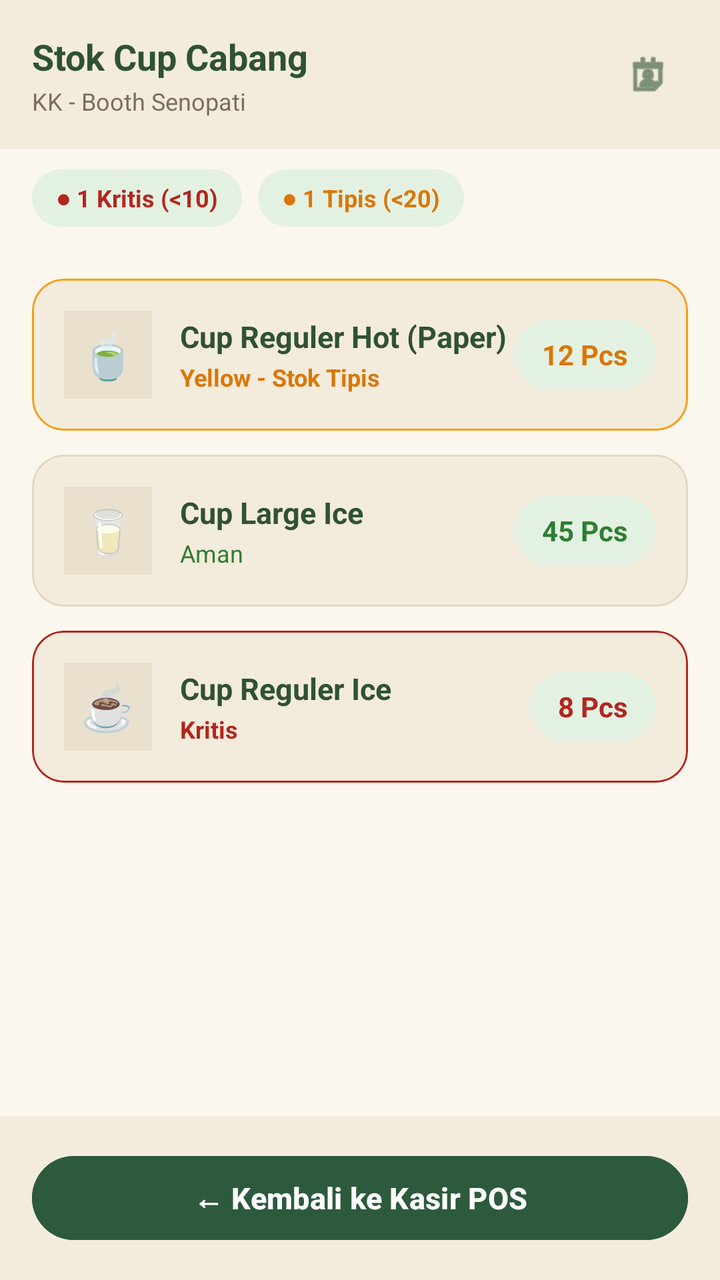
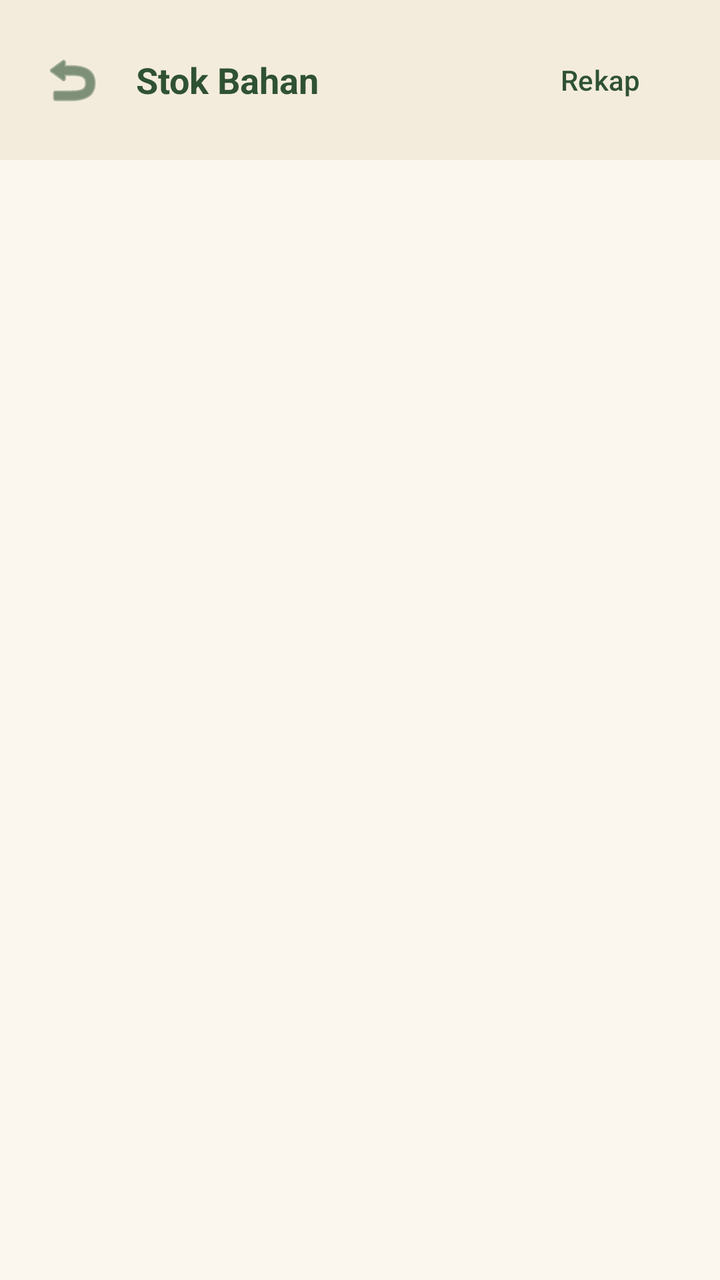

Two renders of the same Android screen: before a commit and after it. Below are the layout's source before the change and the commit's diff.
<!-- AndroidManifest.xml: application theme Theme.Machaindo -->
<!-- res/layout/activity_stok.xml -->
<?xml version="1.0" encoding="utf-8"?>
<LinearLayout xmlns:android="http://schemas.android.com/apk/res/android"
    xmlns:app="http://schemas.android.com/apk/res-auto"
    android:layout_width="match_parent"
    android:layout_height="match_parent"
    android:background="@color/cream_bg"
    android:fitsSystemWindows="true"
    android:orientation="vertical">

    <LinearLayout
        android:layout_width="match_parent"
        android:layout_height="wrap_content"
        android:background="@color/cream_header"
        android:gravity="center_vertical"
        android:orientation="horizontal"
        android:padding="16dp">

        <LinearLayout
            android:layout_width="0dp"
            android:layout_height="wrap_content"
            android:layout_weight="1"
            android:orientation="vertical">

            <TextView
                android:layout_width="wrap_content"
                android:layout_height="wrap_content"
                android:text="Stok Cup Cabang"
                android:textColor="@color/green_dark"
                android:textSize="18sp"
                android:textStyle="bold" />

            <TextView
                android:id="@+id/tvBoothStok"
                android:layout_width="wrap_content"
                android:layout_height="wrap_content"
                android:layout_marginTop="2dp"
                android:text="KK - Booth Senopati"
                android:textColor="@color/text_secondary"
                android:textSize="12sp" />
        </LinearLayout>

        <ImageView
            android:id="@+id/btnRekapShortcut"
            android:layout_width="40dp"
            android:layout_height="40dp"
            android:background="?attr/selectableItemBackgroundBorderless"
            android:contentDescription="Rekap"
            android:padding="8dp"
            android:src="@android:drawable/ic_menu_my_calendar"
            app:tint="@color/green_dark" />
    </LinearLayout>

    <LinearLayout
        android:layout_width="match_parent"
        android:layout_height="wrap_content"
        android:orientation="horizontal"
        android:paddingHorizontal="16dp"
        android:paddingVertical="10dp">

        <TextView
            android:layout_width="wrap_content"
            android:layout_height="wrap_content"
            android:background="@drawable/bg_online_badge"
            android:paddingHorizontal="12dp"
            android:paddingVertical="6dp"
            android:text="● 1 Kritis (&lt;10)"
            android:textColor="#B3261E"
            android:textSize="12sp"
            android:textStyle="bold" />

        <TextView
            android:layout_width="wrap_content"
            android:layout_height="wrap_content"
            android:layout_marginStart="8dp"
            android:background="@drawable/bg_online_badge"
            android:paddingHorizontal="12dp"
            android:paddingVertical="6dp"
            android:text="● 1 Tipis (&lt;20)"
            android:textColor="#D97706"
            android:textSize="12sp"
            android:textStyle="bold" />
    </LinearLayout>

    <ScrollView
        android:layout_width="match_parent"
        android:layout_height="0dp"
        android:layout_weight="1"
        android:padding="16dp">

        <LinearLayout
            android:layout_width="match_parent"
            android:layout_height="wrap_content"
            android:orientation="vertical">

            <com.google.android.material.card.MaterialCardView
                android:layout_width="match_parent"
                android:layout_height="wrap_content"
                android:layout_marginBottom="12dp"
                app:cardBackgroundColor="@color/card_bg"
                app:cardCornerRadius="16dp"
                app:cardElevation="0dp"
                app:strokeColor="#F59E0B"
                app:strokeWidth="1dp">

                <LinearLayout
                    android:layout_width="match_parent"
                    android:layout_height="wrap_content"
                    android:gravity="center_vertical"
                    android:orientation="horizontal"
                    android:padding="16dp">

                    <TextView
                        android:layout_width="44dp"
                        android:layout_height="44dp"
                        android:background="@color/placeholder_bg"
                        android:gravity="center"
                        android:text="🍵"
                        android:textSize="22sp" />

                    <LinearLayout
                        android:layout_width="0dp"
                        android:layout_height="wrap_content"
                        android:layout_marginStart="14dp"
                        android:layout_weight="1"
                        android:orientation="vertical">

                        <TextView
                            android:layout_width="wrap_content"
                            android:layout_height="wrap_content"
                            android:text="Cup Reguler Hot (Paper)"
                            android:textColor="@color/green_dark"
                            android:textSize="15sp"
                            android:textStyle="bold" />

                        <TextView
                            android:layout_width="wrap_content"
                            android:layout_height="wrap_content"
                            android:layout_marginTop="2dp"
                            android:text="Yellow - Stok Tipis"
                            android:textColor="#D97706"
                            android:textSize="12sp"
                            android:textStyle="bold" />
                    </LinearLayout>

                    <TextView
                        android:layout_width="wrap_content"
                        android:layout_height="wrap_content"
                        android:background="@drawable/bg_online_badge"
                        android:paddingHorizontal="14dp"
                        android:paddingVertical="8dp"
                        android:text="12 Pcs"
                        android:textColor="#D97706"
                        android:textSize="14sp"
                        android:textStyle="bold" />
                </LinearLayout>
            </com.google.android.material.card.MaterialCardView>

            <com.google.android.material.card.MaterialCardView
                android:layout_width="match_parent"
                android:layout_height="wrap_content"
                android:layout_marginBottom="12dp"
                app:cardBackgroundColor="@color/card_bg"
                app:cardCornerRadius="16dp"
                app:cardElevation="0dp"
                app:strokeColor="@color/card_stroke"
                app:strokeWidth="1dp">

                <LinearLayout
                    android:layout_width="match_parent"
                    android:layout_height="wrap_content"
                    android:gravity="center_vertical"
                    android:orientation="horizontal"
                    android:padding="16dp">

                    <TextView
                        android:layout_width="44dp"
                        android:layout_height="44dp"
                        android:background="@color/placeholder_bg"
                        android:gravity="center"
                        android:text="🥛"
                        android:textSize="22sp" />

                    <LinearLayout
                        android:layout_width="0dp"
                        android:layout_height="wrap_content"
                        android:layout_marginStart="14dp"
                        android:layout_weight="1"
                        android:orientation="vertical">

                        <TextView
                            android:layout_width="wrap_content"
                            android:layout_height="wrap_content"
                            android:text="Cup Large Ice"
                            android:textColor="@color/green_dark"
                            android:textSize="15sp"
                            android:textStyle="bold" />

                        <TextView
                            android:layout_width="wrap_content"
                            android:layout_height="wrap_content"
                            android:layout_marginTop="2dp"
                            android:text="Aman"
                            android:textColor="@color/online_text"
                            android:textSize="12sp" />
                    </LinearLayout>

                    <TextView
                        android:layout_width="wrap_content"
                        android:layout_height="wrap_content"
                        android:background="@drawable/bg_online_badge"
                        android:paddingHorizontal="14dp"
                        android:paddingVertical="8dp"
                        android:text="45 Pcs"
                        android:textColor="@color/online_text"
                        android:textSize="14sp"
                        android:textStyle="bold" />
                </LinearLayout>
            </com.google.android.material.card.MaterialCardView>

            <com.google.android.material.card.MaterialCardView
                android:layout_width="match_parent"
                android:layout_height="wrap_content"
                android:layout_marginBottom="12dp"
                app:cardBackgroundColor="@color/card_bg"
                app:cardCornerRadius="16dp"
                app:cardElevation="0dp"
                app:strokeColor="#B3261E"
                app:strokeWidth="1dp">

                <LinearLayout
                    android:layout_width="match_parent"
                    android:layout_height="wrap_content"
                    android:gravity="center_vertical"
                    android:orientation="horizontal"
                    android:padding="16dp">

                    <TextView
                        android:layout_width="44dp"
                        android:layout_height="44dp"
                        android:background="@color/placeholder_bg"
                        android:gravity="center"
                        android:text="☕"
                        android:textSize="22sp" />

                    <LinearLayout
                        android:layout_width="0dp"
                        android:layout_height="wrap_content"
                        android:layout_marginStart="14dp"
                        android:layout_weight="1"
                        android:orientation="vertical">

                        <TextView
                            android:layout_width="wrap_content"
                            android:layout_height="wrap_content"
                            android:text="Cup Reguler Ice"
                            android:textColor="@color/green_dark"
                            android:textSize="15sp"
                            android:textStyle="bold" />

                        <TextView
                            android:layout_width="wrap_content"
                            android:layout_height="wrap_content"
                            android:layout_marginTop="2dp"
                            android:text="Kritis"
                            android:textColor="#B3261E"
                            android:textSize="12sp"
                            android:textStyle="bold" />
                    </LinearLayout>

                    <TextView
                        android:layout_width="wrap_content"
                        android:layout_height="wrap_content"
                        android:background="@drawable/bg_online_badge"
                        android:paddingHorizontal="14dp"
                        android:paddingVertical="8dp"
                        android:text="8 Pcs"
                        android:textColor="#B3261E"
                        android:textSize="14sp"
                        android:textStyle="bold" />
                </LinearLayout>
            </com.google.android.material.card.MaterialCardView>

        </LinearLayout>
    </ScrollView>

    <LinearLayout
        android:layout_width="match_parent"
        android:layout_height="wrap_content"
        android:background="@color/cream_header"
        android:padding="16dp">

        <Button
            android:id="@+id/btnBackToKasir"
            android:layout_width="match_parent"
            android:layout_height="50dp"
            android:backgroundTint="@color/matcha_green"
            android:text="← Kembali ke Kasir POS"
            android:textAllCaps="false"
            android:textColor="@color/white"
            android:textSize="15sp"
            android:textStyle="bold" />
    </LinearLayout>

</LinearLayout>
<!-- resources referenced by this layout -->
<resources>
  <color name="card_bg">#F3EBDC</color>
  <color name="card_stroke">#E3D8C0</color>
  <color name="cream_bg">#FBF7EE</color>
  <color name="cream_header">#F3ECDD</color>
  <color name="green_dark">#2F5233</color>
  <color name="matcha_green">#FF2D5A3D</color>
  <color name="online_text">#2E7D32</color>
  <color name="placeholder_bg">#E9E1CD</color>
  <color name="text_secondary">#7A6F5C</color>
  <color name="white">#FFFFFFFF</color>
  <!-- drawable bg_online_badge (drawable) -->
  <shape xmlns:android="http://schemas.android.com/apk/res/android" android:shape="rectangle">
      <solid android:color="@color/online_bg"/>
      <corners android:radius="20dp"/>
  </shape>
  <style name="Theme.Machaindo" parent="Theme.Material3.Light.NoActionBar">
          <item name="colorPrimary">@color/green_dark</item>
          <item name="android:statusBarColor">@color/cream_header</item>
          <item name="android:windowLightStatusBar">true</item>
      </style>
  <color name="online_bg">#E3F1E2</color>
</resources>

<!-- the commit's change to res/layout/activity_stok.xml (unified diff, before → after) -->
@@ -7,6 +7,7 @@
     android:fitsSystemWindows="true"
     android:orientation="vertical">
 
+    
     <LinearLayout
         android:layout_width="match_parent"
         android:layout_height="wrap_content"
@@ -15,290 +16,79 @@
         android:orientation="horizontal"
         android:padding="16dp">
 
+        <ImageButton
+            android:id="@+id/btnBackToKasir"
+            android:layout_width="40dp"
+            android:layout_height="40dp"
+            android:background="?attr/selectableItemBackgroundBorderless"
+            android:contentDescription="Kembali"
+            android:src="@android:drawable/ic_menu_revert"
+            app:tint="@color/green_dark" />
+
         <LinearLayout
             android:layout_width="0dp"
             android:layout_height="wrap_content"
+            android:layout_marginStart="12dp"
             android:layout_weight="1"
             android:orientation="vertical">
 
             <TextView
                 android:layout_width="wrap_content"
                 android:layout_height="wrap_content"
-                android:text="Stok Cup Cabang"
+                android:text="Stok Bahan"
                 android:textColor="@color/green_dark"
                 android:textSize="18sp"
                 android:textStyle="bold" />
 
             <TextView
-                android:id="@+id/tvBoothStok"
+                android:id="@+id/tvRingkasan"
                 android:layout_width="wrap_content"
                 android:layout_height="wrap_content"
-                android:layout_marginTop="2dp"
-                android:text="KK - Booth Senopati"
                 android:textColor="@color/text_secondary"
-                android:textSize="12sp" />
+                android:textSize="12sp"
+                android:visibility="gone" />
         </LinearLayout>
 
-        <ImageView
+        <Button
             android:id="@+id/btnRekapShortcut"
-            android:layout_width="40dp"
-            android:layout_height="40dp"
-            android:background="?attr/selectableItemBackgroundBorderless"
-            android:contentDescription="Rekap"
-            android:padding="8dp"
-            android:src="@android:drawable/ic_menu_my_calendar"
-            app:tint="@color/green_dark" />
+            style="@style/Widget.Material3.Button.TextButton"
+            android:layout_width="wrap_content"
+            android:layout_height="wrap_content"
+            android:text="Rekap"
+            android:textColor="@color/green_dark" />
     </LinearLayout>
 
-    <LinearLayout
+    
+    <FrameLayout
         android:layout_width="match_parent"
-        android:layout_height="wrap_content"
-        android:orientation="horizontal"
-        android:paddingHorizontal="16dp"
-        android:paddingVertical="10dp">
+        android:layout_height="0dp"
+        android:layout_weight="1">
+
+        <androidx.recyclerview.widget.RecyclerView
+            android:id="@+id/rvStok"
+            android:layout_width="match_parent"
+            android:layout_height="match_parent"
+            android:clipToPadding="false"
+            android:paddingVertical="8dp" />
+
+        <ProgressBar
+            android:id="@+id/progressStok"
+            android:layout_width="wrap_content"
+            android:layout_height="wrap_content"
+            android:layout_gravity="center"
+            android:visibility="gone" />
 
         <TextView
+            android:id="@+id/tvStokEmpty"
             android:layout_width="wrap_content"
             android:layout_height="wrap_content"
-            android:background="@drawable/bg_online_badge"
-            android:paddingHorizontal="12dp"
-            android:paddingVertical="6dp"
-            android:text="● 1 Kritis (&lt;10)"
-            android:textColor="#B3261E"
-            android:textSize="12sp"
-            android:textStyle="bold" />
+            android:layout_gravity="center"
+            android:gravity="center"
+            android:padding="24dp"
+            android:textColor="@color/matcha_muted"
+            android:textSize="14sp"
+            android:visibility="gone" />
 
-        <TextView
-            android:layout_width="wrap_content"
-            android:layout_height="wrap_content"
-            android:layout_marginStart="8dp"
-            android:background="@drawable/bg_online_badge"
-            android:paddingHorizontal="12dp"
-            android:paddingVertical="6dp"
-            android:text="● 1 Tipis (&lt;20)"
-            android:textColor="#D97706"
-            android:textSize="12sp"
-            android:textStyle="bold" />
-    </LinearLayout>
-
-    <ScrollView
-        android:layout_width="match_parent"
-        android:layout_height="0dp"
-        android:layout_weight="1"
-        android:padding="16dp">
-
-        <LinearLayout
-            android:layout_width="match_parent"
-            android:layout_height="wrap_content"
-            android:orientation="vertical">
-
-            <com.google.android.material.card.MaterialCardView
-                android:layout_width="match_parent"
-                android:layout_height="wrap_content"
-                android:layout_marginBottom="12dp"
-                app:cardBackgroundColor="@color/card_bg"
-                app:cardCornerRadius="16dp"
-                app:cardElevation="0dp"
-                app:strokeColor="#F59E0B"
-                app:strokeWidth="1dp">
-
-                <LinearLayout
-                    android:layout_width="match_parent"
-                    android:layout_height="wrap_content"
-                    android:gravity="center_vertical"
-                    android:orientation="horizontal"
-                    android:padding="16dp">
-
-                    <TextView
-                        android:layout_width="44dp"
-                        android:layout_height="44dp"
-                        android:background="@color/placeholder_bg"
-                        android:gravity="center"
-                        android:text="🍵"
-                        android:textSize="22sp" />
-
-                    <LinearLayout
-                        android:layout_width="0dp"
-                        android:layout_height="wrap_content"
-                        android:layout_marginStart="14dp"
-                        android:layout_weight="1"
-                        android:orientation="vertical">
-
-                        <TextView
-                            android:layout_width="wrap_content"
-                            android:layout_height="wrap_content"
-                            android:text="Cup Reguler Hot (Paper)"
-                            android:textColor="@color/green_dark"
-                            android:textSize="15sp"
-                            android:textStyle="bold" />
-
-                        <TextView
-                            android:layout_width="wrap_content"
-                            android:layout_height="wrap_content"
-                            android:layout_marginTop="2dp"
-                            android:text="Yellow - Stok Tipis"
-                            android:textColor="#D97706"
-                            android:textSize="12sp"
-                            android:textStyle="bold" />
-                    </LinearLayout>
-
-                    <TextView
-                        android:layout_width="wrap_content"
-                        android:layout_height="wrap_content"
-                        android:background="@drawable/bg_online_badge"
-                        android:paddingHorizontal="14dp"
-                        android:paddingVertical="8dp"
-                        android:text="12 Pcs"
-                        android:textColor="#D97706"
-                        android:textSize="14sp"
-                        android:textStyle="bold" />
-                </LinearLayout>
-            </com.google.android.material.card.MaterialCardView>
-
-            <com.google.android.material.card.MaterialCardView
-                android:layout_width="match_parent"
-                android:layout_height="wrap_content"
-                android:layout_marginBottom="12dp"
-                app:cardBackgroundColor="@color/card_bg"
-                app:cardCornerRadius="16dp"
-                app:cardElevation="0dp"
-                app:strokeColor="@color/card_stroke"
-                app:strokeWidth="1dp">
-
-                <LinearLayout
-                    android:layout_width="match_parent"
-                    android:layout_height="wrap_content"
-                    android:gravity="center_vertical"
-                    android:orientation="horizontal"
-                    android:padding="16dp">
-
-                    <TextView
-                        android:layout_width="44dp"
-                        android:layout_height="44dp"
-                        android:background="@color/placeholder_bg"
-                        android:gravity="center"
-                        android:text="🥛"
-                        android:textSize="22sp" />
-
-                    <LinearLayout
-                        android:layout_width="0dp"
-                        android:layout_height="wrap_content"
-                        android:layout_marginStart="14dp"
-                        android:layout_weight="1"
-                        android:orientation="vertical">
-
-                        <TextView
-                            android:layout_width="wrap_content"
-                            android:layout_height="wrap_content"
-                            android:text="Cup Large Ice"
-                            android:textColor="@color/green_dark"
-                            android:textSize="15sp"
-                            android:textStyle="bold" />
-
-                        <TextView
-                            android:layout_width="wrap_content"
-                            android:layout_height="wrap_content"
-                            android:layout_marginTop="2dp"
-                            android:text="Aman"
-                            android:textColor="@color/online_text"
-                            android:textSize="12sp" />
-                    </LinearLayout>
-
-                    <TextView
-                        android:layout_width="wrap_content"
-                        android:layout_height="wrap_content"
-                        android:background="@drawable/bg_online_badge"
-                        android:paddingHorizontal="14dp"
-                        android:paddingVertical="8dp"
-                        android:text="45 Pcs"
-                        android:textColor="@color/online_text"
-                        android:textSize="14sp"
-                        android:textStyle="bold" />
-                </LinearLayout>
-            </com.google.android.material.card.MaterialCardView>
-
-            <com.google.android.material.card.MaterialCardView
-                android:layout_width="match_parent"
-                android:layout_height="wrap_content"
-                android:layout_marginBottom="12dp"
-                app:cardBackgroundColor="@color/card_bg"
-                app:cardCornerRadius="16dp"
-                app:cardElevation="0dp"
-                app:strokeColor="#B3261E"
-                app:strokeWidth="1dp">
-
-                <LinearLayout
-                    android:layout_width="match_parent"
-                    android:layout_height="wrap_content"
-                    android:gravity="center_vertical"
-                    android:orientation="horizontal"
-                    android:padding="16dp">
-
-                    <TextView
-                        android:layout_width="44dp"
-                        android:layout_height="44dp"
-                        android:background="@color/placeholder_bg"
-                        android:gravity="center"
-                        android:text="☕"
-                        android:textSize="22sp" />
-
-                    <LinearLayout
-                        android:layout_width="0dp"
-                        android:layout_height="wrap_content"
-                        android:layout_marginStart="14dp"
-                        android:layout_weight="1"
-                        android:orientation="vertical">
-
-                        <TextView
-                            android:layout_width="wrap_content"
-                            android:layout_height="wrap_content"
-                            android:text="Cup Reguler Ice"
-                            android:textColor="@color/green_dark"
-                            android:textSize="15sp"
-                            android:textStyle="bold" />
-
-                        <TextView
-                            android:layout_width="wrap_content"
-                            android:layout_height="wrap_content"
-                            android:layout_marginTop="2dp"
-                            android:text="Kritis"
-                            android:textColor="#B3261E"
-                            android:textSize="12sp"
-                            android:textStyle="bold" />
-                    </LinearLayout>
-
-                    <TextView
-                        android:layout_width="wrap_content"
-                        android:layout_height="wrap_content"
-                        android:background="@drawable/bg_online_badge"
-                        android:paddingHorizontal="14dp"
-                        android:paddingVertical="8dp"
-                        android:text="8 Pcs"
-                        android:textColor="#B3261E"
-                        android:textSize="14sp"
-                        android:textStyle="bold" />
-                </LinearLayout>
-            </com.google.android.material.card.MaterialCardView>
-
-        </LinearLayout>
-    </ScrollView>
-
-    <LinearLayout
-        android:layout_width="match_parent"
-        android:layout_height="wrap_content"
-        android:background="@color/cream_header"
-        android:padding="16dp">
-
-        <Button
-            android:id="@+id/btnBackToKasir"
-            android:layout_width="match_parent"
-            android:layout_height="50dp"
-            android:backgroundTint="@color/matcha_green"
-            android:text="← Kembali ke Kasir POS"
-            android:textAllCaps="false"
-            android:textColor="@color/white"
-            android:textSize="15sp"
-            android:textStyle="bold" />
-    </LinearLayout>
+    </FrameLayout>
 
 </LinearLayout>
<!-- resource entries referenced after the edit -->
@@ -1,25 +1,14 @@
 <!-- resources referenced by this layout -->
 <resources>
-  <color name="card_bg">#F3EBDC</color>
-  <color name="card_stroke">#E3D8C0</color>
   <color name="cream_bg">#FBF7EE</color>
   <color name="cream_header">#F3ECDD</color>
   <color name="green_dark">#2F5233</color>
-  <color name="matcha_green">#FF2D5A3D</color>
-  <color name="online_text">#2E7D32</color>
-  <color name="placeholder_bg">#E9E1CD</color>
+  <color name="matcha_muted">#FF6F6A60</color>
   <color name="text_secondary">#7A6F5C</color>
-  <color name="white">#FFFFFFFF</color>
-  <!-- drawable bg_online_badge (drawable) -->
-  <shape xmlns:android="http://schemas.android.com/apk/res/android" android:shape="rectangle">
-      <solid android:color="@color/online_bg"/>
-      <corners android:radius="20dp"/>
-  </shape>
   <style name="Theme.Machaindo" parent="Theme.Material3.Light.NoActionBar">
           <item name="colorPrimary">@color/green_dark</item>
           <item name="android:statusBarColor">@color/cream_header</item>
           <item name="android:windowLightStatusBar">true</item>
       </style>
-  <color name="online_bg">#E3F1E2</color>
 </resources>
 
